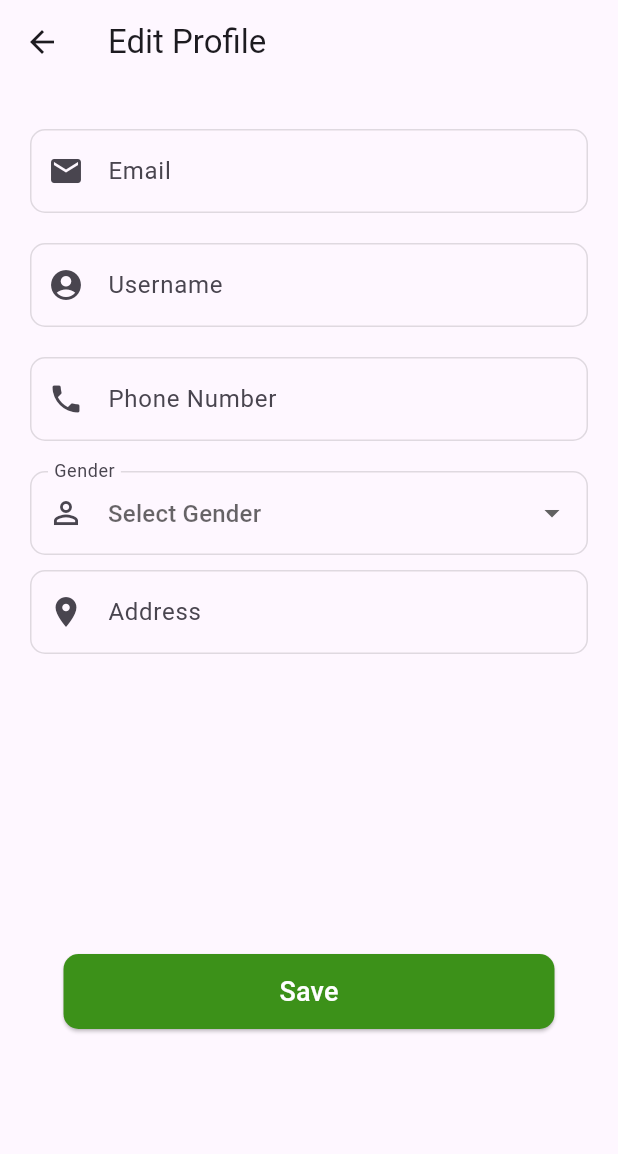
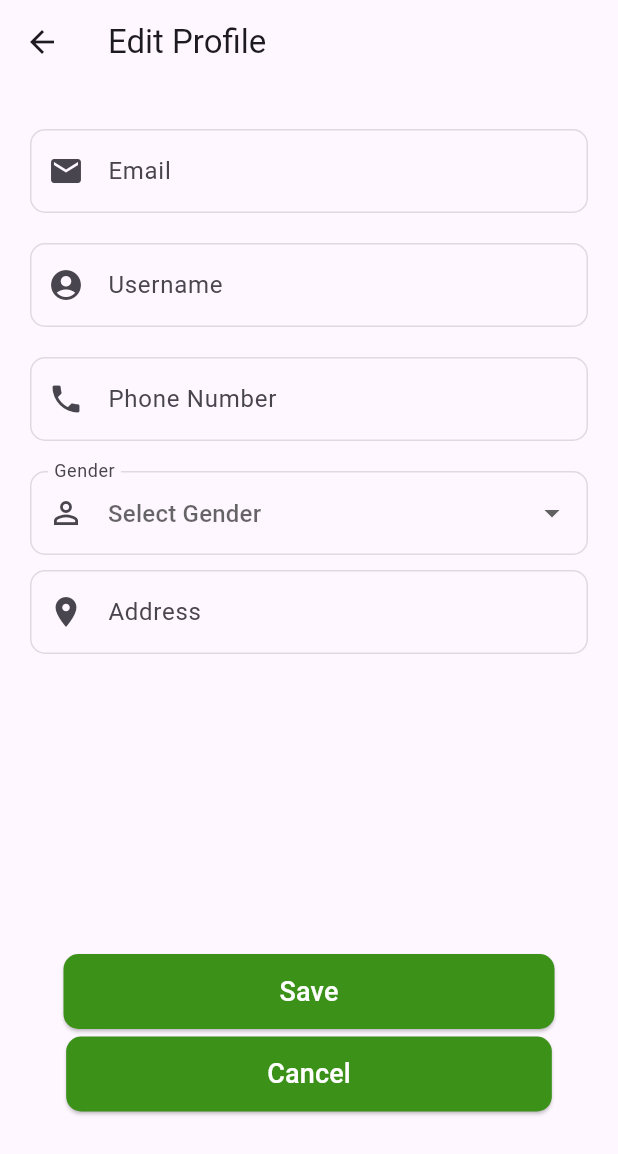
Before and after one commit to BungaKausalya4/e_trash_point, a Flutter app: the EditProfilePage screen opened directly with empty values, on a phone screen of 412 x 824 dp. Shown: the top 1154 px of the screen. Run offline on Flutter 3.47's test engine with Material 3 defaults, Android fonts, the phone set to English and light mode, and no system bars; our stand-ins replace animated_bottom_navigation_bar, cloud_firestore, firebase_auth, firebase_core, firebase_database, firebase_storage and 5 more; accounts and stored records are empty.

```diff
--- a/lib/screens/EditProfilePage.dart
+++ b/lib/screens/EditProfilePage.dart
@@ -9,8 +9,8 @@ class EditProfilePage extends StatefulWidget {
   final String username;
   final String email;
 
-
-  const EditProfilePage({Key? key, required this.username, required this.email}) : super(key: key);
+  const EditProfilePage({Key? key, required this.username, required this.email})
+      : super(key: key);
 
   @override
   _EditProfilePageState createState() => _EditProfilePageState();
@@ -25,14 +25,8 @@ class _EditProfilePageState extends State<EditProfilePage> {
   String selectedGender = "";
   bool? gender;
 
-
-  getontheload() async {
-    setState(() {});
-  }
-
   @override
   void initState() {
-    getontheload();
     super.initState();
   }
 
@@ -40,17 +34,16 @@ class _EditProfilePageState extends State<EditProfilePage> {
 
   Widget allUserDetails() {
     return FutureBuilder(
-      future: db.getUserData(),
+      future: db.getUserDetails(),
       builder: (context, AsyncSnapshot snapshot) {
         if (snapshot.connectionState == ConnectionState.waiting) {
           return Center(
             child: CircularProgressIndicator(),
           );
         }
-        Map<String, dynamic>? ds = snapshot.data!.data();
+        var ds = snapshot.data as dynamic;
         return snapshot.hasData
             ? Column(children: [
-
                 TextFormField(
                   controller: emailController,
                   validator: (value) {
@@ -61,7 +54,7 @@ class _EditProfilePageState extends State<EditProfilePage> {
                   },
                   decoration: InputDecoration(
                     label: const Text('Email'),
-                    hintText: 'Enter Email',
+                    hintText: ds!['email'],
                     prefixIcon: Icon(Icons.email),
                     hintStyle: const TextStyle(
                       color: Colors.black26,
@@ -85,16 +78,10 @@ class _EditProfilePageState extends State<EditProfilePage> {
                 ),
                 TextFormField(
                   controller: usernameController,
-                  validator: (value) {
-                    if (value == null || value.isEmpty) {
-                      return 'Please enter Username';
-                    }
-                    return null;
-                  },
                   decoration: InputDecoration(
                     prefixIcon: Icon(Icons.account_circle),
                     label: const Text('Username'),
-                    hintText: 'Enter Username',
+                    hintText: ds['username'],
                     hintStyle: const TextStyle(
                       color: Colors.black26,
                     ),
@@ -126,7 +113,7 @@ class _EditProfilePageState extends State<EditProfilePage> {
                   decoration: InputDecoration(
                     prefixIcon: Icon(Icons.phone),
                     label: const Text('Phone Number'),
-                    hintText: 'Enter Phone Number',
+                    hintText: ds['Phone Number'],
                     hintStyle: const TextStyle(
                       color: Colors.black26,
                     ),
@@ -144,7 +131,6 @@ class _EditProfilePageState extends State<EditProfilePage> {
                     ),
                   ),
                 ),
-
                 const SizedBox(
                   height: 20,
                 ),
@@ -185,7 +171,6 @@ class _EditProfilePageState extends State<EditProfilePage> {
                     ),
                   ],
                 ),
-
                 const SizedBox(
                   height: 10,
                 ),
@@ -199,7 +184,7 @@ class _EditProfilePageState extends State<EditProfilePage> {
                   },
                   decoration: InputDecoration(
                     label: const Text('Address'),
-                    hintText: 'Enter Address',
+                    hintText: ds['Address'],
                     prefixIcon: Icon(Icons.location_on),
                     hintStyle: const TextStyle(
                       color: Colors.black26,
@@ -218,13 +203,36 @@ class _EditProfilePageState extends State<EditProfilePage> {
                     ),
                   ),
                 ),
-
               ])
             : Container();
       },
     );
   }
 
+  void saveChanges() {
+    if (emailController.text.isNotEmpty) {
+      db.updateUser({
+        'email': emailController.text,
+      });
+    }
+    if (usernameController.text.isNotEmpty) {
+      db.updateUser({
+        'username': usernameController.text,
+      });
+    }
+    if (phoneNumbercontroller.text.isNotEmpty) {
+      db.updateUser({
+        'Phone Number': phoneNumbercontroller.text,
+      });
+    }
+    if (addresscontroller.text.isNotEmpty) {
+      db.updateUser({
+        'Address': addresscontroller.text,
+      });
+    }
+
+    // update gender
+  }
 
   @override
   Widget build(BuildContext context) {
@@ -238,15 +246,45 @@ Widget build(BuildContext context) {
           child: Column(
             children: [
               allUserDetails(),
-            SizedBox(height: 200), // Tambahkan sedikit spasi setelah semua detail pengguna
+              SizedBox(
+                  height:
+                      200), // Tambahkan sedikit spasi setelah semua detail pengguna
               ElevatedButton(
                 onPressed: () {
                   // Logika untuk menyimpan perubahan
+                  saveChanges();
+                  Navigator.pop(context);
                 },
                 child: Padding(
-                padding: const EdgeInsets.symmetric(vertical: 12, horizontal: 120),
+                  padding:
+                      const EdgeInsets.symmetric(vertical: 12, horizontal: 120),
                   child: Text(
                     'Save',
+                    style: TextStyle(
+                      color: Colors.white,
+                      fontSize: 18,
+                    ),
+                  ),
+                ),
+                style: ElevatedButton.styleFrom(
+                  backgroundColor: lightColorScheme.primary,
+                  shape: RoundedRectangleBorder(
+                    borderRadius: BorderRadius.circular(10),
+                  ),
+                ),
+              ),
+              SizedBox(height: 5),
+              ElevatedButton(
+                onPressed: () {
+                  // Logika untuk menyimpan perubahan
+
+                  Navigator.pop(context);
+                },
+                child: Padding(
+                  padding:
+                      const EdgeInsets.symmetric(vertical: 12, horizontal: 110),
+                  child: Text(
+                    'Cancel',
                     style: TextStyle(
                       color: Colors.white,
                       fontSize: 18,
@@ -266,5 +304,4 @@ Widget build(BuildContext context) {
       ),
     );
   }
-
 }
```
Also changed, not shown: lib/screens/database.dart (+10 -4 lines). Lines whose indentation alone changed are shown as unchanged.
